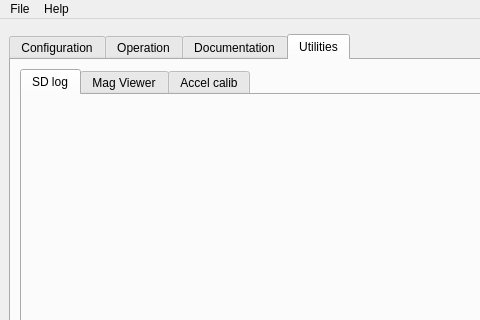
Qt form sw/supervision/python/ui/ui_supervision_window.ui (paparazzi/paparazzi) before a commit; both pictures show x 0 to 480 and y 0 to 320 of the 800 by 600 pixel window.
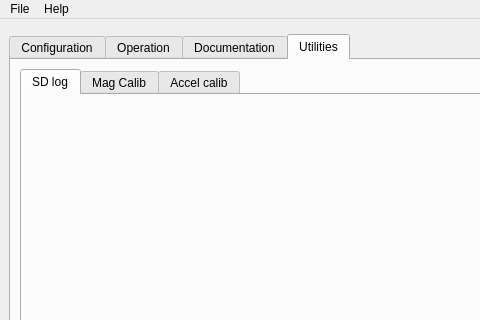
The same form after that commit. The open tabs and pages were chosen to show the change. Custom widgets are drawn as their Qt base class.

Commit message: "Size auto" checkbox in both tabs

Patch:
```diff
--- a/sw/supervision/python/ui/ui_supervision_window.ui
+++ b/sw/supervision/python/ui/ui_supervision_window.ui
@@ -73,7 +73,7 @@
           </widget>
           <widget class="MagViewer" name="magviewer_widget">
            <attribute name="title">
-            <string>Mag Viewer</string>
+            <string>Mag Calib</string>
            </attribute>
           </widget>
           <widget class="AccelCalib" name="accel_calib_widget">
```
The commit also changes 3 other files.
